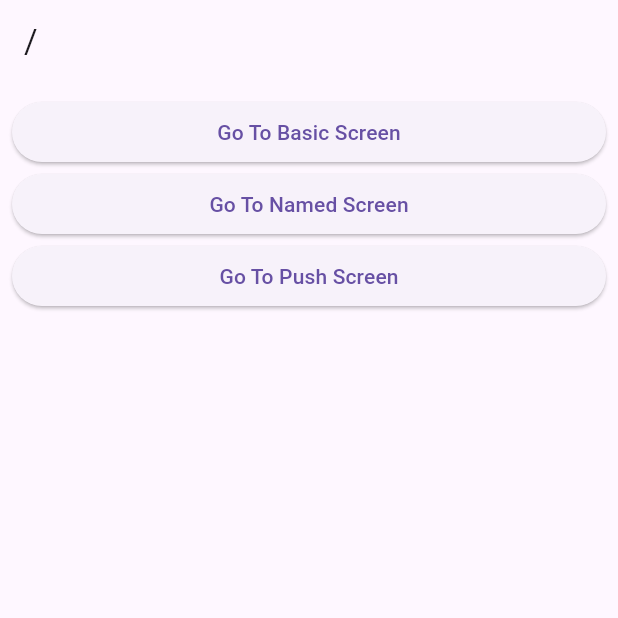
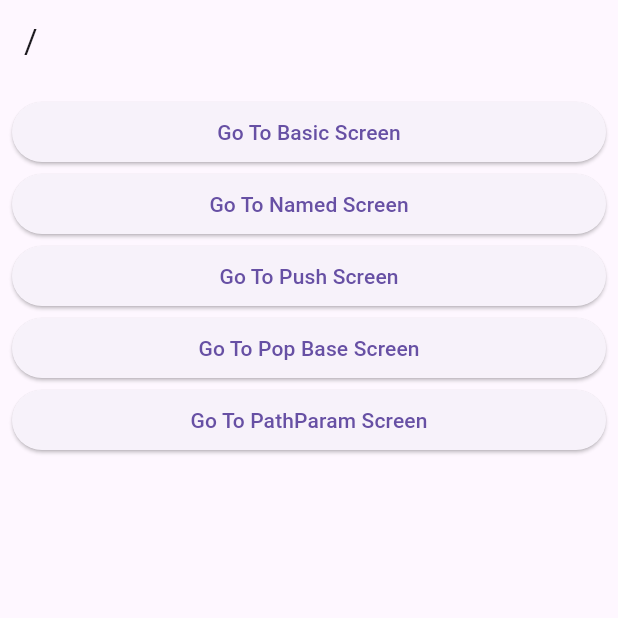
Before and after one commit to SoulTree-Lovers/flutter_study, a Flutter app: the screen it shows after launch, on a phone screen of 412 x 824 dp, the top half of it. Run offline on Flutter 3.47's test engine with Material 3 defaults, Android fonts, the phone set to English and light mode, and no system bars; our stand-ins replace dio, drift, flutter_riverpod, flutter_secure_storage, get_it, go_router and 11 more; missing offline and left inert: agora_rtc_engine, sqlite3; accounts and stored records are empty; generated files the repository leaves out were written again.

Commit message:
[feat] Pop, Path Parameter Screen 추가

```diff
--- a/go_router_v7/lib/route/router.dart
+++ b/go_router_v7/lib/route/router.dart
@@ -1,6 +1,9 @@
 import 'package:go_router/go_router.dart';
 import 'package:go_router_v7/screens/1_basic_screen.dart';
 import 'package:go_router_v7/screens/3_push_screen.dart';
+import 'package:go_router_v7/screens/4_pop_base_screen.dart';
+import 'package:go_router_v7/screens/5_pop_return_screen.dart';
+import 'package:go_router_v7/screens/6_path_param_screen.dart';
 import 'package:go_router_v7/screens/root_screen.dart';
 
 import '../screens/2_named_screen.dart';
@@ -27,6 +30,26 @@ final router = GoRouter(
           name: 'push_screen',
           builder: (context, state) => PushScreen(),
         ),
+        GoRoute(
+          path: 'pop',
+          builder: (context, state) => PopBaseScreen(),
+          routes: [
+            GoRoute(
+              path: 'return',
+              builder: (context, state) => PopReturnScreen(),
+            ),
+          ],
+        ),
+        GoRoute(
+          path: 'path_param/:id', // -> /path_param/123
+          builder: (context, state) => PathParamScreen(),
+          routes: [
+            GoRoute(
+              path: ':name', // -> /path_param/123/abc
+              builder: (context, state) => PathParamScreen(),
+            ),
+          ],
+        ),
       ],
     ),
   ],
--- a/go_router_v7/lib/screens/root_screen.dart
+++ b/go_router_v7/lib/screens/root_screen.dart
@@ -29,6 +29,18 @@ class RootScreen extends StatelessWidget {
             },
             child: Text('Go To Push Screen'),
           ),
+          ElevatedButton(
+            onPressed: () {
+              context.go('/pop');
+            },
+            child: Text('Go To Pop Base Screen'),
+          ),
+          ElevatedButton(
+            onPressed: () {
+              context.go('/path_param/456');
+            },
+            child: Text('Go To PathParam Screen'),
+          ),
         ],
       ),
     );
```
Also changed, not shown: go_router_v7/lib/screens/4_pop_base_screen.dart (added, +25 -0 lines), go_router_v7/lib/screens/5_pop_return_screen.dart (added, +23 -0 lines), go_router_v7/lib/screens/6_path_param_screen.dart (added, +24 -0 lines).
